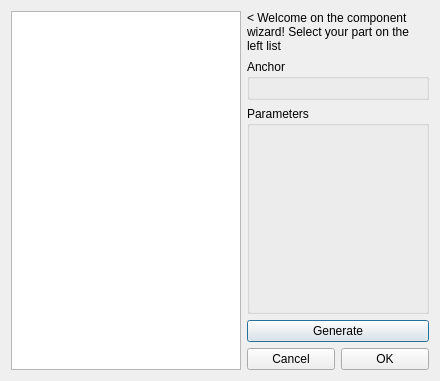
The window that gui/ComponentWizard.ui (RhobanProject/MetabotStudio) describes before a commit, drawn with Qt 5.
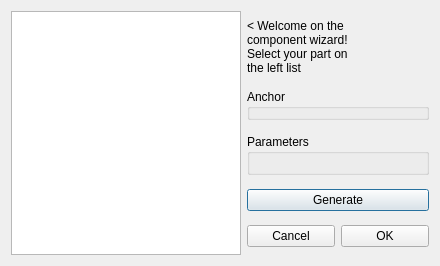
The same window after the commit.

Diff of the .ui file:
```diff
--- a/gui/ComponentWizard.ui
+++ b/gui/ComponentWizard.ui
@@ -7,7 +7,7 @@
     <x>0</x>
     <y>0</y>
     <width>440</width>
-    <height>381</height>
+    <height>266</height>
    </rect>
   </property>
   <property name="windowTitle">
@@ -46,6 +46,12 @@
     <layout class="QVBoxLayout" name="verticalLayout">
      <item>
       <widget class="QLabel" name="welcome">
+       <property name="sizePolicy">
+        <sizepolicy hsizetype="Maximum" vsizetype="Fixed">
+         <horstretch>0</horstretch>
+         <verstretch>0</verstretch>
+        </sizepolicy>
+       </property>
        <property name="text">
         <string>&lt; Welcome on the component wizard! Select your part on the left list</string>
        </property>
@@ -57,7 +63,7 @@
      <item>
       <widget class="QGroupBox" name="anchor">
        <property name="sizePolicy">
-        <sizepolicy hsizetype="Minimum" vsizetype="Minimum">
+        <sizepolicy hsizetype="Minimum" vsizetype="Fixed">
          <horstretch>0</horstretch>
          <verstretch>0</verstretch>
         </sizepolicy>
@@ -66,6 +72,21 @@
         <string>Anchor</string>
        </property>
        <layout class="QHBoxLayout" name="horizontalLayout_4">
+        <property name="spacing">
+         <number>0</number>
+        </property>
+        <property name="leftMargin">
+         <number>0</number>
+        </property>
+        <property name="topMargin">
+         <number>6</number>
+        </property>
+        <property name="rightMargin">
+         <number>0</number>
+        </property>
+        <property name="bottomMargin">
+         <number>0</number>
+        </property>
         <item>
          <layout class="QHBoxLayout" name="anchor_items"/>
         </item>
@@ -75,7 +96,7 @@
      <item>
       <widget class="QGroupBox" name="parameters">
        <property name="sizePolicy">
-        <sizepolicy hsizetype="MinimumExpanding" vsizetype="MinimumExpanding">
+        <sizepolicy hsizetype="Minimum" vsizetype="Fixed">
          <horstretch>0</horstretch>
          <verstretch>0</verstretch>
         </sizepolicy>
```
Left out of the diff: 6 changed lines with no effect on the pictures.
